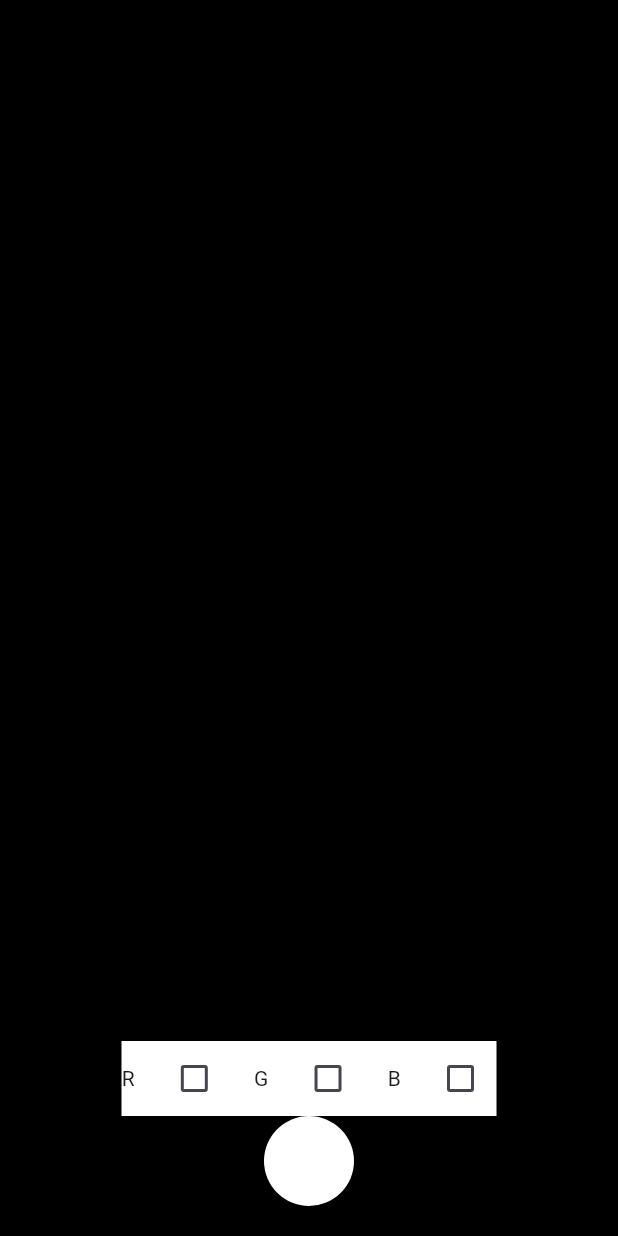
After one commit to YahalomsGuy/image_picker_example, a Flutter app: the screen it shows after launch, after a tap on "Take Red Photo", on a phone screen of 412 x 824 dp. The commit adds this screen. Run offline on Flutter 3.47's test engine with Material 3 defaults, Android fonts, the phone set to English and light mode, and no system bars; our stand-ins replace camera, image_picker; missing offline and left inert: screen_brightness.

Commit message:
red screen

```diff
--- /dev/null
+++ b/lib/cam_red_page.dart
@@ -0,0 +1,268 @@
+import 'dart:typed_data';
+
+import 'package:camera/camera.dart';
+import 'package:flutter/cupertino.dart';
+import 'dart:io';
+import 'package:flutter/material.dart';
+import 'package:flutter/widgets.dart';
+import 'package:image/image.dart' as im;
+import 'package:screen_brightness/screen_brightness.dart';
+
+import 'image_picker_screen.dart';
+
+class CamRedPage extends StatefulWidget {
+  const CamRedPage({super.key});
+  static const routeName = "/cam_red_page";
+  @override
+  State<CamRedPage> createState() => _CamRedPageState();
+}
+
+class _CamRedPageState extends State<CamRedPage> {
+  late CameraController camCtrl;
+
+  bool chkRed = false;
+  bool chkGreen = false;
+  bool chkBlue = false;
+  int roiLeft = 90;
+  int roiWidth = 60;
+  int roiTop = 220;
+  int roiHeight = 60;
+  late Size size;
+  //Canvas canvas = Canvas();
+  @override
+  Widget build(BuildContext context) {
+    size = MediaQuery.of(context).size;
+    return Scaffold(
+      backgroundColor: Color.fromARGB(
+          0, chkRed ? 255 : 0, chkGreen ? 255 : 0, chkBlue ? 255 : 0),
+      body: Container(
+        width: MediaQuery.of(context).size.width,
+        color: Color.fromARGB(
+            255, chkRed ? 255 : 0, chkGreen ? 255 : 0, chkBlue ? 255 : 0),
+        child: FutureBuilder(
+            future: initCamera(),
+            builder: (context, snapshot) {
+              if (snapshot.connectionState == ConnectionState.done) {
+                return Stack(
+                  alignment: Alignment.center,
+                  children: [
+                    //CameraPreview(camCtrl),
+                    //Image.asset('assets/images/redOverlay.png', fit: BoxFit.fill),
+                    Padding(
+                      padding: const EdgeInsets.symmetric(vertical: 20),
+                      child: Column(
+                        mainAxisAlignment: MainAxisAlignment.spaceBetween,
+                        // mainAxisSize: MainAxisSize.max,
+                        children: [
+                          Column(
+                            children: [
+                              Text(
+                                "Align.......",
+                                style: TextStyle(
+                                    color: Colors.black, fontSize: 24),
+                              ),
+                            ],
+                          ),
+                          Column(
+                            children: [
+                              Container(
+                                color: chkRed && chkGreen && chkBlue
+                                    ? Colors.black
+                                    : Colors.white,
+                                width: 250,
+                                height: 50,
+                                child: Row(
+                                  mainAxisSize: MainAxisSize.max,
+                                  mainAxisAlignment:
+                                      MainAxisAlignment.spaceBetween,
+                                  children: [
+                                    Text("R"),
+                                    Checkbox(
+                                        value: chkRed,
+                                        onChanged: (checked) {
+                                          print(checked);
+                                          chkRed = checked!;
+                                          setState(() {});
+                                        }),
+                                    Text("G"),
+                                    Checkbox(
+                                        value: chkGreen,
+                                        onChanged: (checked) {
+                                          print(checked);
+                                          chkGreen = checked!;
+                                          setState(() {});
+                                        }),
+                                    Text("B"),
+                                    Checkbox(
+                                        value: chkBlue,
+                                        onChanged: (checked) {
+                                          print(checked);
+                                          chkBlue = checked!;
+                                          setState(() {});
+                                        }),
+                                  ],
+                                ),
+                              ),
+                              InkWell(
+                                onTap: () => onTakePic(),
+                                child: CircleAvatar(
+                                  backgroundColor: chkRed && chkGreen && chkBlue
+                                      ? Colors.black
+                                      : Colors.white,
+                                  radius: 30,
+                                ),
+                              ),
+                            ],
+                          )
+                        ],
+                      ),
+                    ),
+                    // Canvas().drawRect(rect, paint)
+                  ],
+                );
+              } else {
+                return Center(
+                  child: CircularProgressIndicator(),
+                );
+              }
+            }),
+      ),
+    );
+  }
+
+  initCamera() async {
+    try {
+      await ScreenBrightness().setScreenBrightness(1);
+      var cameras = await availableCameras();
+      camCtrl = CameraController(
+          cameras[EnumCameraDescription.back.index], ResolutionPreset.low,
+          imageFormatGroup: ImageFormatGroup.yuv420);
+      await camCtrl.initialize();
+    } catch (e) {
+      print(e);
+    }
+  }
+
+  onTakePic() async {
+    camCtrl.resolutionPreset;
+    //camCtrl.setFlashMode(FlashMode.always);
+    await camCtrl.takePicture().then((XFile? xFile) {
+      if (mounted) {
+        if (xFile != null) {
+          print(xFile.path);
+          processImg03(xFile, "jpg");
+          showDialog(
+            context: context,
+            builder: (context) => AlertDialog(
+              title: Text("The QR"),
+              content: Container(
+                height: 200,
+                width: 200,
+                decoration: BoxDecoration(
+                    image: DecorationImage(
+                        image: Image.file(File(xFile.path)).image)),
+              ),
+            ),
+          );
+        }
+        return;
+      }
+    });
+  }
+
+  processImg03(XFile? img, String pngJpg) async {
+    try {
+      Uint8List imageBytes = await img?.readAsBytes() as Uint8List;
+
+      var decoder = pngJpg == "png" ? im.PngDecoder() : im.JpegDecoder();
+      im.Image? decodedImage = decoder.decode(imageBytes);
+      print(decodedImage);
+      int pixelsPerRow = decodedImage!.width;
+      Uint8List dImgList = decodedImage.getBytes();
+
+      List<Pixel> myList = [];
+      Pixel thePixel = Pixel(X: 0, Y: 0, R: 0, G: 0, B: 0, A: 0);
+      int i = 0;
+
+      while (i < dImgList.length - 4) {
+        thePixel = Pixel(
+          X: (i % 720) ~/ 3,
+          Y: (i ~/ 3) ~/ 240,
+          R: dImgList[i],
+          G: dImgList[i + 1],
+          B: dImgList[i + 2],
+          A: 0, //dImgList[i + 3],
+        );
+        myList.add(thePixel);
+        i = i + 3;
+      }
+      int roiLeft = 90;
+      int roiWidth = 60;
+      int roiTop = 220;
+      int roiHeight = 60;
+
+      print(myList.length);
+      List<Pixel> cutList = [];
+      for (Pixel pixel in myList) {
+        if (pixel.X >= roiLeft &&
+            pixel.X < roiLeft + roiWidth &&
+            pixel.Y >= roiTop &&
+            pixel.Y < roiTop + roiHeight) {
+          pixel.X = pixel.X - roiLeft;
+          pixel.Y = pixel.Y - roiTop;
+          cutList.add(pixel);
+        }
+      }
+
+      print(cutList.length);
+      int curr = 1000;
+      print(
+          "1000 - R: ${cutList[curr].R}, G: ${cutList[curr].G}, B: ${cutList[curr].B}");
+      curr = 2000;
+      print(
+          "3000 - R: ${cutList[curr].R}, G: ${cutList[curr].G}, B: ${cutList[curr].B}");
+      curr = 3000;
+      print(
+          "3000 - R: ${cutList[curr].R}, G: ${cutList[curr].G}, B: ${cutList[curr].B}");
+
+      int cnsc = 0;
+      for (Pixel px in cutList) {
+        if (px.R < 50) {
+          cnsc++;
+          print(
+              "Pixel: ${cutList.indexOf(px)} - X: ${px.X}, Y: ${px.Y}, R: ${px.R}, G: ${px.G}, B: ${px.B} : Consecutive: $cnsc");
+        } else {
+          if (cnsc > 3) {
+            print("Pixel: ${cutList.indexOf(px)}");
+            cnsc = 0;
+          }
+        }
+      }
+      print("done");
+      // for (Pixel pixel in myList) {
+      //   if (pixel.R == 0 && pixel.G == 0 && pixel.B == 0 && lastWasBlack) {
+      //     blacksInRow++;
+      //     print(
+      //         "Found Another Black Pixel in Row: ${myList.indexOf(pixel) ~/ pixelsPerRow + 1}, Pixel: ${myList.indexOf(pixel) % pixelsPerRow + 1}, Blacks in Row $blacksInRow");
+      //   }
+      //
+      //   if (pixel.R == 0 && pixel.G == 0 && pixel.B == 0) {
+      //     if (!foundFirstPixel) {
+      //       print(
+      //           "Found the 1st Black Pixel in Row: ${myList.indexOf(pixel) ~/ pixelsPerRow + 1}, Pixel: ${myList.indexOf(pixel) % pixelsPerRow + 1}");
+      //       foundFirstPixel = true;
+      //       lastWasBlack = true;
+      //       blacksInRow++;
+      //     }
+      //   } else {
+      //     lastWasBlack = false;
+      //     blacksInRow = 0;
+      //   }
+      // }
+    } catch (e) {
+      debugPrint("ERROR: $e");
+    }
+  }
+}
+
+enum EnumCameraDescription { front, back }
--- a/lib/image_picker_screen.dart
+++ b/lib/image_picker_screen.dart
@@ -4,6 +4,7 @@ import 'package:image_picker/image_picker.dart' as pck;
 import 'dart:io';
 import 'package:image/image.dart' as image;
 import 'package:image_picker_example/cam_page.dart';
+import 'package:image_picker_example/cam_red_page.dart';
 
 class ImagePickerScreen extends StatefulWidget {
   static const routeName = "/image_picker_page";
@@ -59,6 +60,20 @@ class _ImagePickerScreenState extends State<ImagePickerScreen> {
               ),
             ],
           ),
+          const SizedBox(height: 20),
+          Row(
+            mainAxisAlignment: MainAxisAlignment.spaceAround,
+            children: [
+              const SizedBox(width: 60),
+              ElevatedButton.icon(
+                onPressed: () {
+                  Navigator.pushNamed(context, CamRedPage.routeName);
+                },
+                label: const Text('Take Red Photo'),
+                icon: const Icon(Icons.camera_alt_outlined),
+              ),
+            ],
+          ),
           if (importedImage != null)
             Expanded(
               child: Column(
@@ -98,11 +113,12 @@ class _ImagePickerScreenState extends State<ImagePickerScreen> {
       Uint8List dImgList = decodedImage.getBytes();
 
       List<Pixel> myList = [];
-      Pixel thePixel = Pixel(R: 0, G: 0, B: 0, A: 0);
+      Pixel thePixel = Pixel(X: 0, Y: 0, R: 0, G: 0, B: 0, A: 0);
       int i = 0;
 
       while (i < dImgList.length - 4) {
         thePixel = Pixel(
+          X: 0, Y: 0,
           R: dImgList[i],
           G: dImgList[i + 1],
           B: dImgList[i + 2],
@@ -153,12 +169,16 @@ class _ImagePickerScreenState extends State<ImagePickerScreen> {
 
 class Pixel {
   Pixel({
+    required this.X,
+    required this.Y,
     required this.R,
     required this.G,
     required this.B,
     required this.A,
   });
 
+  int X;
+  int Y;
   int R;
   int G;
   int B;
--- a/lib/main.dart
+++ b/lib/main.dart
@@ -1,5 +1,6 @@
 import 'package:flutter/material.dart';
 import 'package:image_picker_example/cam_page.dart';
+import 'package:image_picker_example/cam_red_page.dart';
 import 'package:image_picker_example/image_picker_screen.dart';
 
 void main() {
@@ -22,6 +23,7 @@ class MyApp extends StatelessWidget {
       routes: {
         ImagePickerScreen.routeName: (context) => const ImagePickerScreen(),
         CamPage.routeName: (context) => const CamPage(),
+        CamRedPage.routeName: (context) => const CamRedPage(),
       },
     );
   }
--- a/pubspec.yaml
+++ b/pubspec.yaml
@@ -39,6 +39,7 @@ dependencies:
   image: ^4.1.7
   image_cropper: ^1.5.1
   camera: ^0.10.5+9
+  screen_brightness: ^1.0.0
 
 dev_dependencies:
   flutter_test:
```
Also changed, not shown: lib/cam_page.dart (+15 -6 lines), assets/images/redOverlay.png (added), pubspec.lock, 10 other files.
